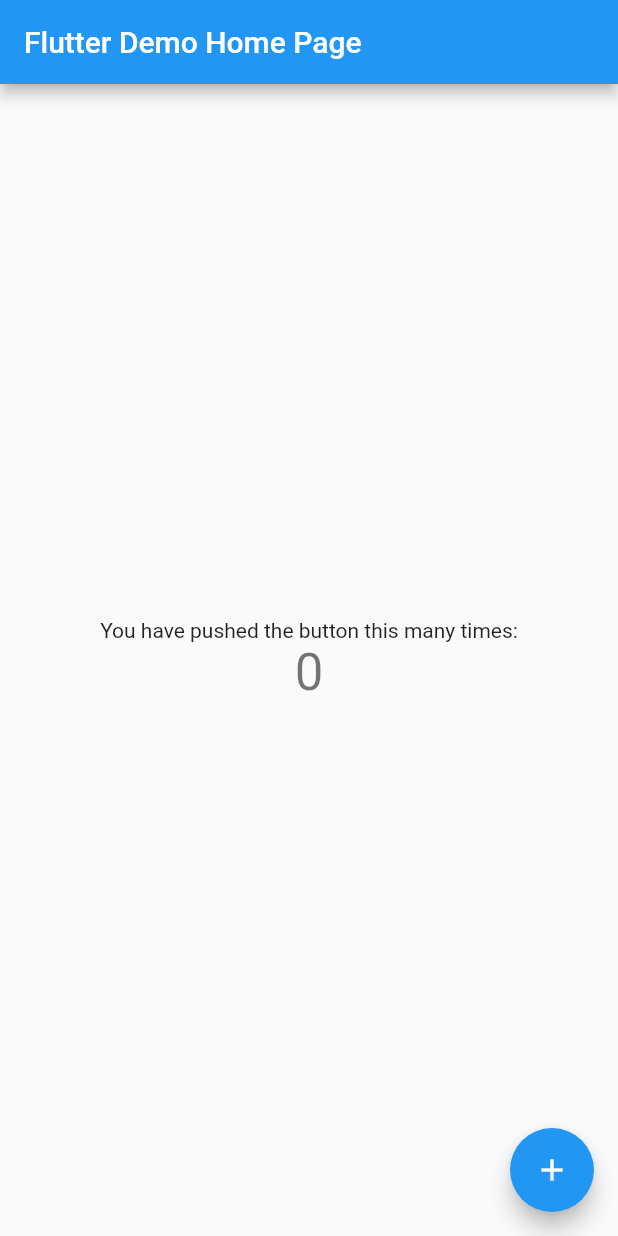
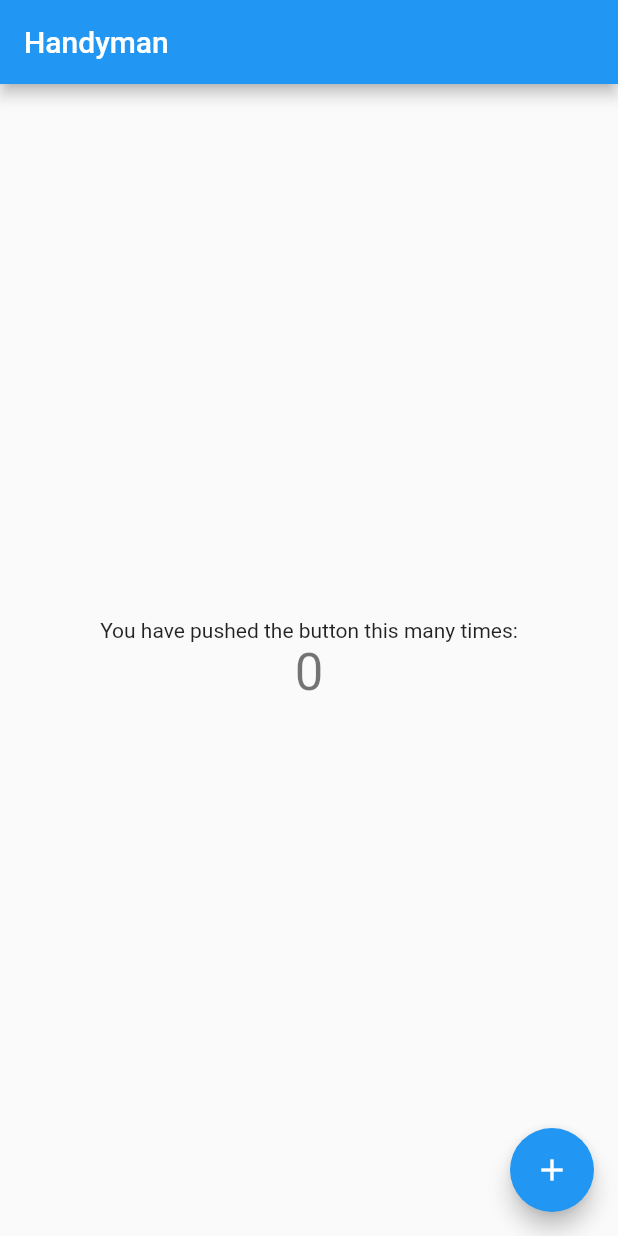
Before and after one commit to BadeBabaG/home_services_app_demo, a Flutter app: the screen it shows after launch, on a phone screen of 412 x 824 dp. Run offline on Flutter 3.47's test engine with Material 2 defaults, Android fonts, the phone set to English and light mode, and no system bars.

Commit message:
App Name changed

```diff
--- a/lib/main.dart
+++ b/lib/main.dart
@@ -11,36 +11,17 @@ class MyApp extends StatelessWidget {
   @override
   Widget build(BuildContext context) {
     return MaterialApp(
-      title: 'Flutter Demo',
+      title: 'Handyman Demo App',
       theme: ThemeData(
-        // This is the theme of your application.
-        //
-        // Try running your application with "flutter run". You'll see the
-        // application has a blue toolbar. Then, without quitting the app, try
-        // changing the primarySwatch below to Colors.green and then invoke
-        // "hot reload" (press "r" in the console where you ran "flutter run",
-        // or simply save your changes to "hot reload" in a Flutter IDE).
-        // Notice that the counter didn't reset back to zero; the application
-        // is not restarted.
         primarySwatch: Colors.blue,
       ),
-      home: const MyHomePage(title: 'Flutter Demo Home Page'),
+      home: const MyHomePage(title: 'Handyman'),
     );
   }
 }
 
 class MyHomePage extends StatefulWidget {
   const MyHomePage({Key? key, required this.title}) : super(key: key);
-
-  // This widget is the home page of your application. It is stateful, meaning
-  // that it has a State object (defined below) that contains fields that affect
-  // how it looks.
-
-  // This class is the configuration for the state. It holds the values (in this
-  // case the title) provided by the parent (in this case the App widget) and
-  // used by the build method of the State. Fields in a Widget subclass are
-  // always marked "final".
-
   final String title;
 
   @override
@@ -52,47 +33,18 @@ class _MyHomePageState extends State<MyHomePage> {
 
   void _incrementCounter() {
     setState(() {
-      // This call to setState tells the Flutter framework that something has
-      // changed in this State, which causes it to rerun the build method below
-      // so that the display can reflect the updated values. If we changed
-      // _counter without calling setState(), then the build method would not be
-      // called again, and so nothing would appear to happen.
       _counter++;
     });
   }
 
   @override
   Widget build(BuildContext context) {
-    // This method is rerun every time setState is called, for instance as done
-    // by the _incrementCounter method above.
-    //
-    // The Flutter framework has been optimized to make rerunning build methods
-    // fast, so that you can just rebuild anything that needs updating rather
-    // than having to individually change instances of widgets.
     return Scaffold(
       appBar: AppBar(
-        // Here we take the value from the MyHomePage object that was created by
-        // the App.build method, and use it to set our appbar title.
         title: Text(widget.title),
       ),
       body: Center(
-        // Center is a layout widget. It takes a single child and positions it
-        // in the middle of the parent.
         child: Column(
-          // Column is also a layout widget. It takes a list of children and
-          // arranges them vertically. By default, it sizes itself to fit its
-          // children horizontally, and tries to be as tall as its parent.
-          //
-          // Invoke "debug painting" (press "p" in the console, choose the
-          // "Toggle Debug Paint" action from the Flutter Inspector in Android
-          // Studio, or the "Toggle Debug Paint" command in Visual Studio Code)
-          // to see the wireframe for each widget.
-          //
-          // Column has various properties to control how it sizes itself and
-          // how it positions its children. Here we use mainAxisAlignment to
-          // center the children vertically; the main axis here is the vertical
-          // axis because Columns are vertical (the cross axis would be
-          // horizontal).
           mainAxisAlignment: MainAxisAlignment.center,
           children: <Widget>[
             const Text(
@@ -109,7 +61,7 @@ class _MyHomePageState extends State<MyHomePage> {
         onPressed: _incrementCounter,
         tooltip: 'Increment',
         child: const Icon(Icons.add),
-      ), // This trailing comma makes auto-formatting nicer for build methods.
+      ),
     );
   }
 }
```
